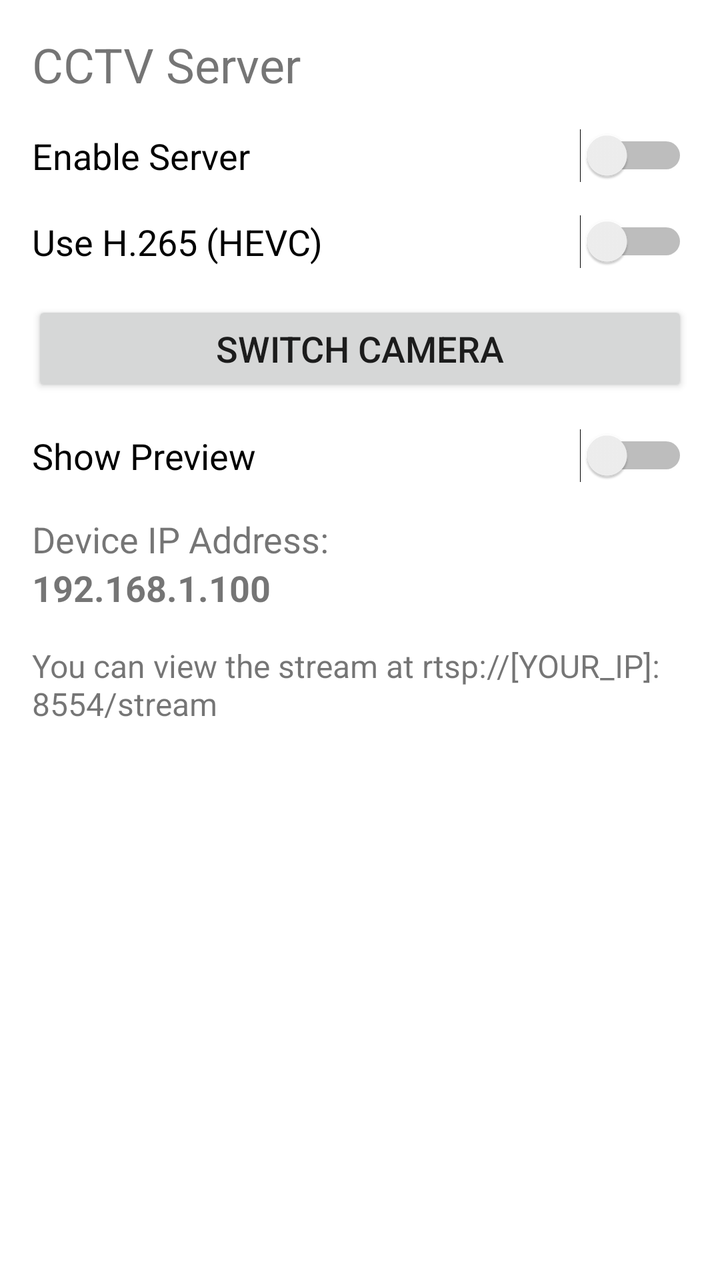
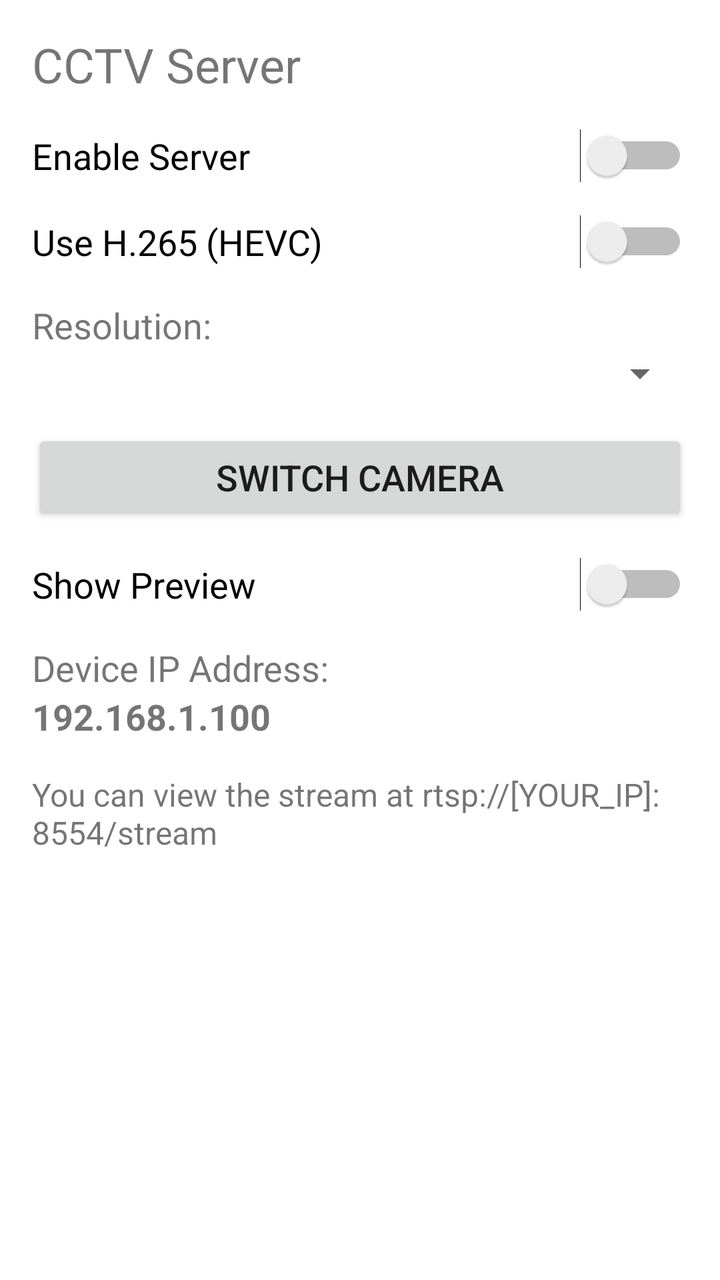

Before-and-after screenshots of an Android layout around one commit, followed by the original layout XML and the change that was made.
<!-- AndroidManifest.xml: application theme Theme.RTSPCCTVAPP -->
<!-- res/layout/activity_main.xml -->
<?xml version="1.0" encoding="utf-8"?>
<LinearLayout xmlns:android="http://schemas.android.com/apk/res/android"
    xmlns:app="http://schemas.android.com/apk/res-auto"
    xmlns:tools="http://schemas.android.com/tools"
    android:layout_width="match_parent"
    android:layout_height="match_parent"
    android:orientation="vertical"
    android:padding="16dp"
    tools:context=".MainActivity">

    <TextView
        android:layout_width="wrap_content"
        android:layout_height="wrap_content"
        android:text="CCTV Server"
        android:textSize="24sp"
        android:layout_marginBottom="16dp"/>

    <Switch
        android:id="@+id/switch_server"
        android:layout_width="match_parent"
        android:layout_height="wrap_content"
        android:text="Enable Server"
        android:textSize="18sp"
        android:layout_marginBottom="16dp"/>

    <Switch
        android:id="@+id/switch_codec"
        android:layout_width="match_parent"
        android:layout_height="wrap_content"
        android:text="Use H.265 (HEVC)"
        android:textSize="18sp"
        android:layout_marginBottom="16dp"/>

    <Button
        android:id="@+id/btn_switch_camera"
        android:layout_width="match_parent"
        android:layout_height="wrap_content"
        android:text="Switch Camera"
        android:textSize="18sp"
        android:layout_marginBottom="16dp"/>

    <Switch
        android:id="@+id/switch_preview"
        android:layout_width="match_parent"
        android:layout_height="wrap_content"
        android:text="Show Preview"
        android:textSize="18sp"
        android:layout_marginBottom="16dp"/>

    <TextView
        android:layout_width="wrap_content"
        android:layout_height="wrap_content"
        android:text="Device IP Address:"
        android:textSize="18sp" />

    <TextView
        android:id="@+id/text_ip_address"
        android:layout_width="wrap_content"
        android:layout_height="wrap_content"
        android:text="192.168.1.100"
        android:textSize="18sp"
        android:textStyle="bold"
        android:layout_marginBottom="16dp"/>

    <TextView
        android:id="@+id/view_guide"
        android:layout_width="wrap_content"
        android:layout_height="wrap_content"
        android:text="You can view the stream at rtsp://[YOUR_IP]:8554/stream"
        android:textSize="16sp" />

</LinearLayout>
<!-- resources referenced by this layout -->
<resources>
  <style name="Theme.RTSPCCTVAPP" parent="Theme.MaterialComponents.DayNight.DarkActionBar">
          
          <item name="colorPrimary">@color/purple_500</item>
          <item name="colorPrimaryVariant">@color/purple_700</item>
          <item name="colorOnPrimary">@color/white</item>
          
          <item name="colorSecondary">@color/teal_200</item>
          <item name="colorSecondaryVariant">@color/teal_700</item>
          <item name="colorOnSecondary">@color/black</item>
          
          <item name="android:statusBarColor">?attr/colorPrimaryVariant</item>
          
      </style>
  <color name="purple_500">#FF6200EE</color>
  <color name="purple_700">#FF3700B3</color>
  <color name="white">#FFFFFFFF</color>
  <color name="teal_200">#FF03DAC5</color>
  <color name="teal_700">#FF018786</color>
  <color name="black">#FF000000</color>
</resources>

<!-- the commit's change to res/layout/activity_main.xml (unified diff, before → after) -->
@@ -30,6 +30,19 @@
         android:text="Use H.265 (HEVC)"
         android:textSize="18sp"
         android:layout_marginBottom="16dp"/>
+
+    <TextView
+        android:layout_width="wrap_content"
+        android:layout_height="wrap_content"
+        android:text="Resolution:"
+        android:textSize="18sp" />
+
+    <Spinner
+        android:id="@+id/spinner_resolution"
+        android:layout_width="match_parent"
+        android:layout_height="wrap_content"
+        android:layout_marginBottom="16dp" 
+        android:spinnerMode="dropdown"/>
 
     <Button
         android:id="@+id/btn_switch_camera"
